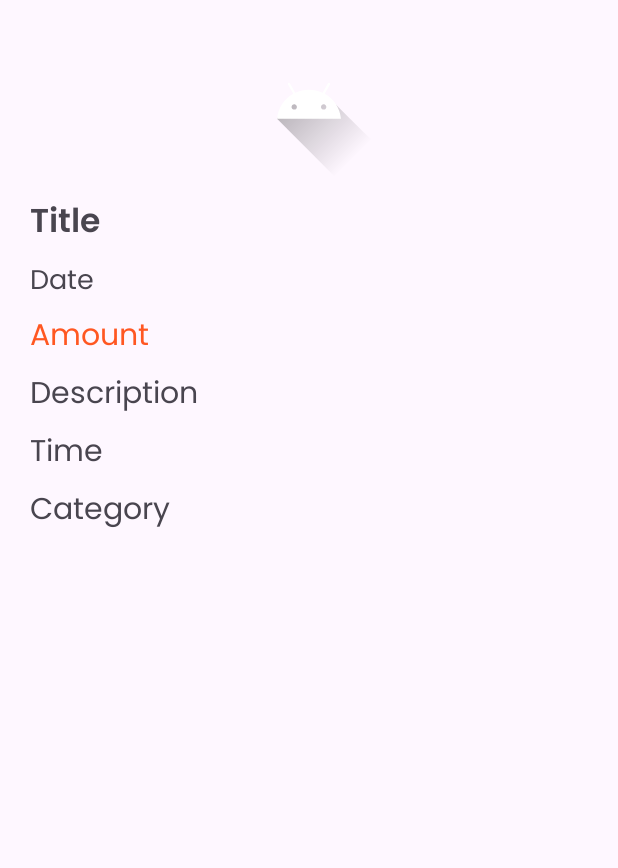
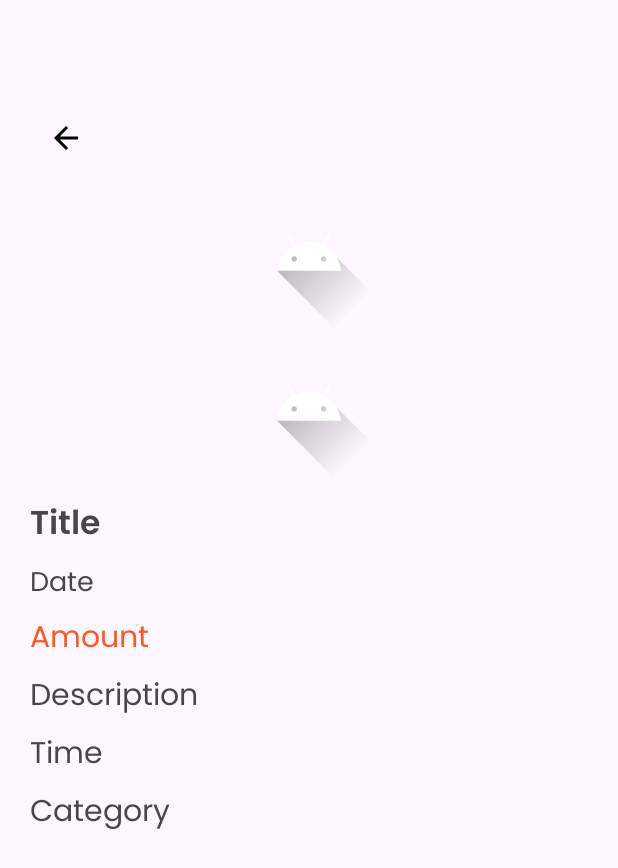
Before and after one commit to KgaladiTumisoSekgoka/VaultWise-Part3, an Android app: the layout activity_transaction_details.xml on its own in the app's theme, with its tools: preview values and no code run, on a phone screen of 412 x 824 dp. Shown: the top 868 px of the screen. Run offline under Robolectric (Android 15) with nearby library versions, the phone set to English and light mode, and no system bars.

Commit message:
Added back navigation to the Transaction Details screen, updated the order of elements, modified the progress bar style, and added reset functionality to the budget setup screen.

```diff
--- a/app/src/main/java/com/example/loginsignup/TransactionDetailsActivity.kt
+++ b/app/src/main/java/com/example/loginsignup/TransactionDetailsActivity.kt
@@ -1,5 +1,6 @@
 package com.example.loginsignup
 
+import android.content.Intent
 import android.os.Bundle
 import android.widget.ImageView
 import android.widget.TextView
@@ -31,6 +32,7 @@ class TransactionDetailsActivity : AppCompatActivity() {
         val categoryTextView = findViewById<TextView>(R.id.transactionCategory)
         val iconImageView = findViewById<ImageView>(R.id.transactionIcon)
         val photoImageView = findViewById<ImageView>(R.id.transactionPhotoImageView)
+        val back = findViewById<ImageView>(R.id.imageButton27)
 
         // Set Data
         titleTextView.text = title
@@ -51,5 +53,8 @@ class TransactionDetailsActivity : AppCompatActivity() {
         } else {
             photoImageView.setImageResource(R.drawable.placeholder_image)
         }
+        back.setOnClickListener {
+            startActivity(Intent(this, Transactions::class.java))
+        }
     }
 }
--- a/app/src/main/res/layout/activity_transaction_details.xml
+++ b/app/src/main/res/layout/activity_transaction_details.xml
@@ -5,6 +5,26 @@
     android:layout_height="match_parent"
     android:orientation="vertical"
     android:padding="20dp">
+
+    <ImageButton
+        android:id="@+id/imageButton27"
+        android:layout_width="48dp"
+        android:layout_height="48dp"
+        android:layout_marginTop="48dp"
+        android:background="@android:color/transparent"
+        android:contentDescription="Go back"
+        android:minWidth="48dp"
+        android:minHeight="48dp"
+        android:src="@drawable/baseline_arrow_back_24" />
+
+    <!-- Switched order: photo first, then icon -->
+    <ImageView
+        android:id="@+id/transactionPhotoImageView"
+        android:layout_width="100dp"
+        android:layout_height="100dp"
+        android:layout_gravity="center"
+        android:layout_marginTop="5dp"
+        android:src="@drawable/ic_launcher_foreground" />
 
     <ImageView
         android:id="@+id/transactionIcon"
@@ -42,7 +62,6 @@
         android:textColor="#FF5722"
         android:textSize="20sp" />
 
-
     <TextView
         android:id="@+id/transactionDescription"
         android:layout_width="wrap_content"
@@ -52,14 +71,17 @@
         android:text="Description"
         android:textSize="20sp"/>
 
-    <TextView android:id="@+id/transactionTime"
+    <TextView
+        android:id="@+id/transactionTime"
         android:layout_width="wrap_content"
         android:layout_height="wrap_content"
         android:layout_marginTop="5dp"
         android:fontFamily="@font/poppins"
         android:text="Time"
         android:textSize="20sp"/>
-    <TextView android:id="@+id/transactionCategory"
+
+    <TextView
+        android:id="@+id/transactionCategory"
         android:layout_width="wrap_content"
         android:layout_height="wrap_content"
         android:layout_marginTop="5dp"
@@ -67,13 +89,4 @@
         android:text="Category"
         android:textSize="20sp"/>
 
-    <ImageView android:id="@+id/transactionPhotoImageView"
-        android:layout_width="100dp"
-        android:layout_height="100dp"
-        android:layout_gravity="center"
-        android:layout_marginTop="5dp"
-        android:fontFamily="@font/poppins"
-        android:text="Imageview"
-        android:textSize="20sp"/>
-
 </LinearLayout>
```
Also changed, not shown: app/src/main/java/com/example/loginsignup/SetupBudget.kt (+11 -0 lines), app/src/main/res/drawable/custom_progress_drawable.xml (+5 -6 lines).
